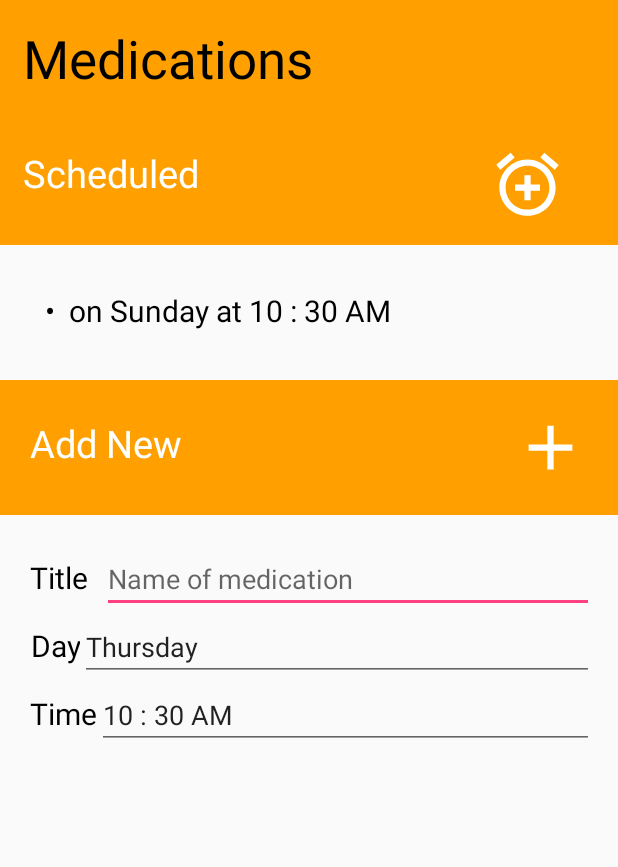
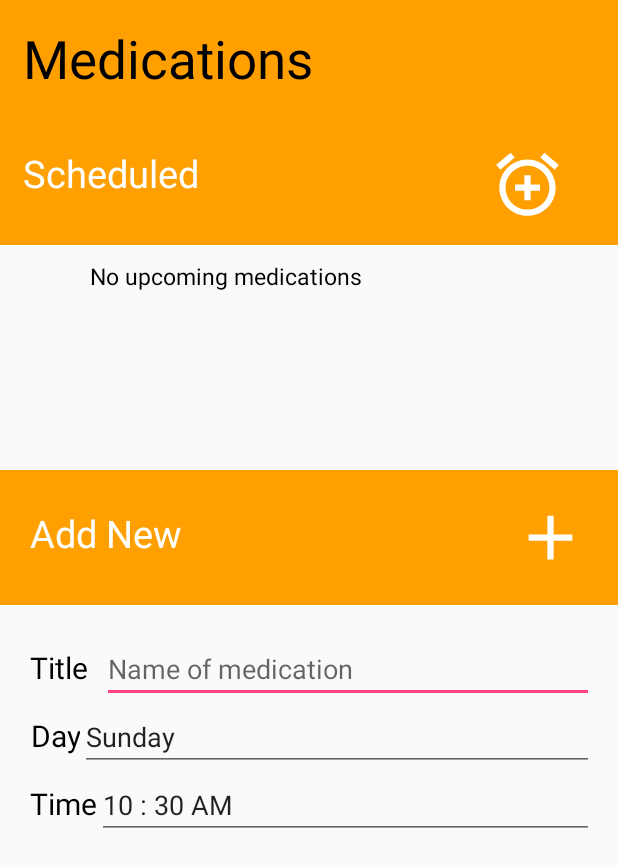
Before and after one commit to WoofProject/woofapp, an Android app: the Medications screen opened directly, with no data from a screen before it, after a tap on an icon or button, on a phone screen of 412 x 824 dp. Shown: the top 867 px of the screen. Run offline under Robolectric (Android 15) with nearby library versions, the phone set to English and light mode, and no system bars.

Commit message:
Merge branch 'master' of https://github.com/WoofProject/woofapp

```diff
--- a/app/src/main/java/com/enterprises/woof/woof/FragmentClient.java
+++ b/app/src/main/java/com/enterprises/woof/woof/FragmentClient.java
@@ -55,6 +55,8 @@ public class FragmentClient extends Fragment {
 
                 boolean isEmailLegit = true;
 
+                if (!namestr.isEmpty() && namestr != null && !emailstr.isEmpty() && emailstr != null && !passwordstr.isEmpty() && passwordstr !=null && !passwordstr2.isEmpty() && passwordstr2 != null) {
+
                 try {
                     InternetAddress emailA = new InternetAddress(emailstr);
                     emailA.validate();
@@ -80,6 +82,10 @@ public class FragmentClient extends Fragment {
                         Toast pass = Toast.makeText(getActivity(), "Username/email is invalid!", Toast.LENGTH_SHORT);
                         pass.show();
                     }
+                } else {
+                    Toast pass = Toast.makeText(getActivity(), "Please fill all inputs!", Toast.LENGTH_SHORT);
+                    pass.show();
+                }
             }
         });
         return view;
--- a/app/src/main/java/com/enterprises/woof/woof/Medications.java
+++ b/app/src/main/java/com/enterprises/woof/woof/Medications.java
@@ -42,6 +42,9 @@ public class Medications extends AppCompatActivity {
                     String title = ((TextView) findViewById(R.id.medicationTitle)).getText().toString();
                     String day = ((TextView) findViewById(R.id.medicationDay)).getText().toString();
                     String time = ((TextView) findViewById(R.id.medicationTime)).getText().toString();
+
+                    if (!title.isEmpty() && title != null) {
+
                         medications.add(0, new MedicationObject(title, day, time));
                     MedicationObject m = medications.get(0);
                     dayForm1.setLenient(false);
@@ -59,10 +62,10 @@ public class Medications extends AppCompatActivity {
                         }
                     }
 
-                    ((TextView)findViewById(R.id.currentMedication)).setText(texts);
-                    ((TextView)findViewById(R.id.medicationTitle)).setText("");
-                    ((TextView)findViewById(R.id.medicationDay)).setText(dayForm1.format(thisDate1));
-                    ((TextView)findViewById(R.id.medicationTime)).setText(timeForm1.format(thisDate1));
+                        ((TextView) findViewById(R.id.currentMedication)).setText(texts);
+                        ((TextView) findViewById(R.id.medicationTitle)).setText("");
+                        ((TextView) findViewById(R.id.medicationDay)).setText(dayForm1.format(thisDate1));
+                        ((TextView) findViewById(R.id.medicationTime)).setText(timeForm1.format(thisDate1));
                         Context context = getApplicationContext();
                         CharSequence message = "Successfully added to medications!";
                         int duration = Toast.LENGTH_SHORT;
@@ -70,6 +73,14 @@ public class Medications extends AppCompatActivity {
                         toast.setGravity(Gravity.TOP, 0, 700);
                         toast.show();
 
+                    } else {
+                            Context context = getApplicationContext();
+                            CharSequence message = "Please fill out all inputs!";
+                            int duration = Toast.LENGTH_SHORT;
+                            Toast toast = Toast.makeText(context, message, duration);
+                            toast.setGravity(Gravity.TOP, 0, 700);
+                            toast.show();
+                        }
                 } catch (ParseException e) {
                     e.printStackTrace();
                     Context context = getApplicationContext();
@@ -79,7 +90,6 @@ public class Medications extends AppCompatActivity {
                     toast.setGravity(Gravity.TOP, 0, 700);
                     toast.show();
                 }
-
             }
         });
     }
--- a/app/src/main/res/layout/activity_appointments.xml
+++ b/app/src/main/res/layout/activity_appointments.xml
@@ -58,7 +58,7 @@
             android:layout_width="match_parent"
             android:layout_height="130dp"
             android:gravity="left"
-            android:text="No current appointments"
+            android:text="No upcoming appointments"
             android:textColor="@color/black"
             android:textSize="15sp"
             android:scrollbars="vertical"/>
--- a/app/src/main/res/layout/activity_medications.xml
+++ b/app/src/main/res/layout/activity_medications.xml
@@ -46,19 +46,20 @@
 
     <LinearLayout
         android:layout_width="match_parent"
-        android:layout_height="wrap_content"
+        android:layout_height="150dp"
         android:orientation="vertical"
-        android:padding="30dp">
+        android:padding="10dp">
 
         <TextView
             android:id="@+id/currentMedication"
-            android:layout_width="wrap_content"
-            android:layout_height="30dp"
+            android:layout_width="match_parent"
+            android:layout_height="130dp"
+            android:layout_marginLeft="50dp"
             android:gravity="left"
+            android:scrollbars="vertical"
             android:text="No upcoming medications"
             android:textColor="@color/black"
-            android:textSize="20sp"
-            android:scrollbars="vertical"/>
+            android:textSize="15sp" />
 
     </LinearLayout>
 
```
Also changed, not shown: app/src/main/java/com/enterprises/woof/woof/Appointments.java (+5 -6 lines), app/src/main/java/com/enterprises/woof/woof/DatabaseHelper.java (+64 -2 lines), app/src/main/java/com/enterprises/woof/woof/Login.java (+12 -0 lines). Lines whose indentation alone changed are shown as unchanged.
